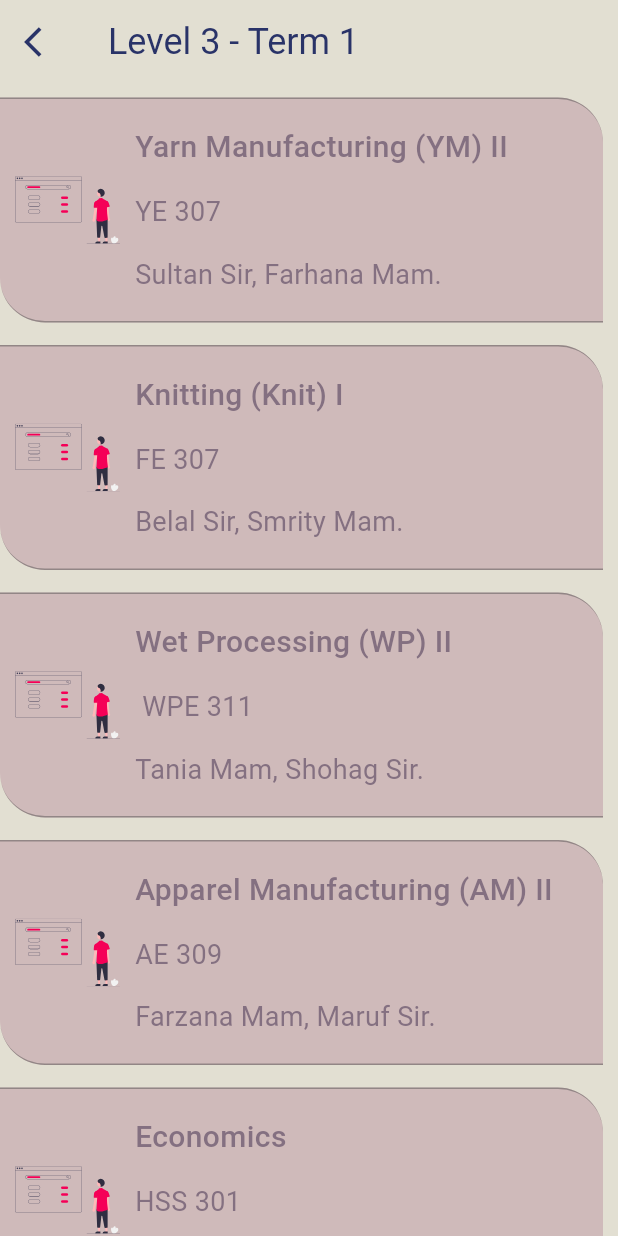
After one commit to ArnobMahmud/Fabric-Engineering-App, a Flutter app: the Level3Term1Page screen opened by its route, on a phone screen of 412 x 824 dp. The commit adds this screen. Run offline on Flutter 3.47's test engine with Material 3 defaults, Android fonts, the phone set to English and light mode, and no system bars; drawn by our look-alikes of auto_size_text; our stand-ins replace flutter_svg, google_fonts; network calls fail.

Commit message:
level3 term1 implement

```diff
--- a/lib/db/Level3/term1.dart
+++ b/lib/db/Level3/term1.dart
@@ -0,0 +1,46 @@
+import '../../models/model.dart';
+
+final List<Course> courses = [
+  Course(
+    id: 1,
+    name: 'Yarn Manufacturing (YM) II',
+    nav: '/ym2',
+    lecturer: 'Sultan Sir, Farhana Mam.',
+    courseCode: 'YE 307',
+  ),
+  Course(
+    id: 2,
+    name: 'Knitting (Knit) I',
+    nav: '/knit1',
+    lecturer: 'Belal Sir, Smrity Mam.',
+    courseCode: 'FE 307',
+  ),
+  Course(
+    id: 3,
+    name: 'Wet Processing (WP) II',
+    nav: '/wp2',
+    lecturer: 'Tania Mam, Shohag Sir.',
+    courseCode: ' WPE 311',
+  ),
+  Course(
+    id: 4,
+    name: 'Apparel Manufacturing (AM) II',
+    nav: '/am2',
+    lecturer: 'Farzana Mam, Maruf Sir.',
+    courseCode: 'AE 309',
+  ),
+  Course(
+    id: 5,
+    name: 'Economics',
+    nav: '/econ',
+    lecturer: 'Ehsan Sir.',
+    courseCode: 'HSS 301',
+  ),
+  Course(
+    id: 6,
+    name: 'Industrial Management (IM)',
+    nav: '/im',
+    lecturer: 'Asha Mam, Farjana Mam.',
+    courseCode: 'TEM 313',
+  )
+];
--- a/lib/db/Level3/term2.dart
+++ b/lib/db/Level3/term2.dart
@@ -0,0 +1,46 @@
+import '../../models/model.dart';
+
+final List<Course> courses = [
+  Course(
+    id: 1,
+    name: 'Yarn Manufacturing (YM) II',
+    nav: '/ym2',
+    lecturer: 'Sultan Sir, Farhana Mam.',
+    courseCode: 'YE 307',
+  ),
+  Course(
+    id: 2,
+    name: 'Knitting (Knit) I',
+    nav: '/knit1',
+    lecturer: 'Belal Sir, Smrity Mam.',
+    courseCode: 'FE 307',
+  ),
+  Course(
+    id: 3,
+    name: 'Wet Processing (WP) II',
+    nav: '/wp2',
+    lecturer: 'Tania Mam, Shohag Sir.',
+    courseCode: ' WPE 311',
+  ),
+  Course(
+    id: 4,
+    name: 'Apparel Manufacturing (AM) II',
+    nav: '/am2',
+    lecturer: 'Farzana Mam, Maruf Sir.',
+    courseCode: 'AE 309',
+  ),
+  Course(
+    id: 5,
+    name: 'Economics',
+    nav: '/eco',
+    lecturer: 'Ehsan Sir.',
+    courseCode: 'HSS 301',
+  ),
+  Course(
+    id: 6,
+    name: 'Industrial Management (IM)',
+    nav: '/im',
+    lecturer: 'Asha Mam, Farjana Mam.',
+    courseCode: 'TEM 313',
+  )
+];
--- /dev/null
+++ b/lib/provider/level3_term1_page.dart
@@ -0,0 +1,28 @@
+import 'package:fabric_engineering_app/db/Level3/term1.dart';
+import 'package:fabric_engineering_app/widget/custom_app_bar.dart';
+import 'package:flutter/material.dart';
+import '../widget/course_segment.dart';
+
+class Level3Term1Page extends StatelessWidget {
+  const Level3Term1Page({super.key});
+
+  @override
+  Widget build(BuildContext context) {
+    return Scaffold(
+      backgroundColor: const Color(0xffe2dfd2),
+      appBar: const PreferredSize(
+        preferredSize: Size.fromHeight(60.0),
+        child: CustomAppBar(title: 'Level 3 - Term 1'),
+      ),
+      body: ListView.builder(
+        itemCount: courses.length,
+        itemBuilder: (BuildContext context, index) {
+          final info = courses[index];
+          return CourseSegment(
+            info: info,
+          );
+        },
+      ),
+    );
+  }
+}
```
Also changed, not shown: lib/main.dart (+20 -0 lines), lib/provider/level3_term2_page.dart (added, +28 -0 lines), lib/provider/level4_term1_page.dart (added, +28 -0 lines), lib/provider/level4_term2_page.dart (added, +28 -0 lines), lib/resources/Level3/Term1/am2_resources.dart (added, +28 -0 lines), lib/resources/Level3/Term1/econ_resources.dart (added, +28 -0 lines), lib/resources/Level3/Term1/im_resources.dart (added, +28 -0 lines), lib/resources/Level3/Term1/knit1_resources.dart (added, +28 -0 lines), lib/resources/Level3/Term1/wp2_resources.dart (added, +28 -0 lines), lib/resources/Level3/Term1/ym2_resources.dart (added, +28 -0 lines).
